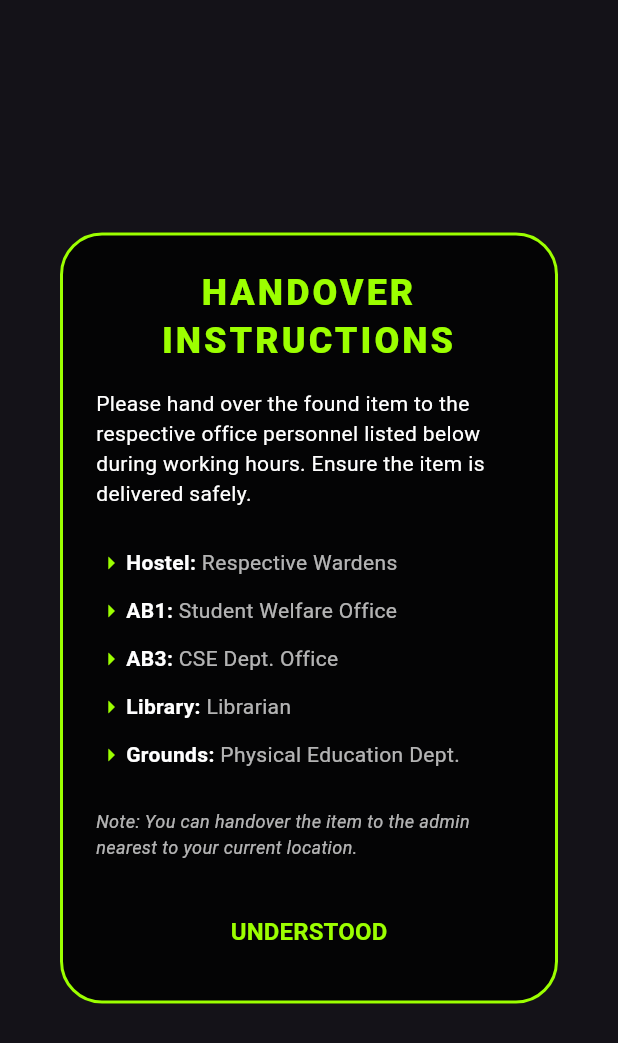
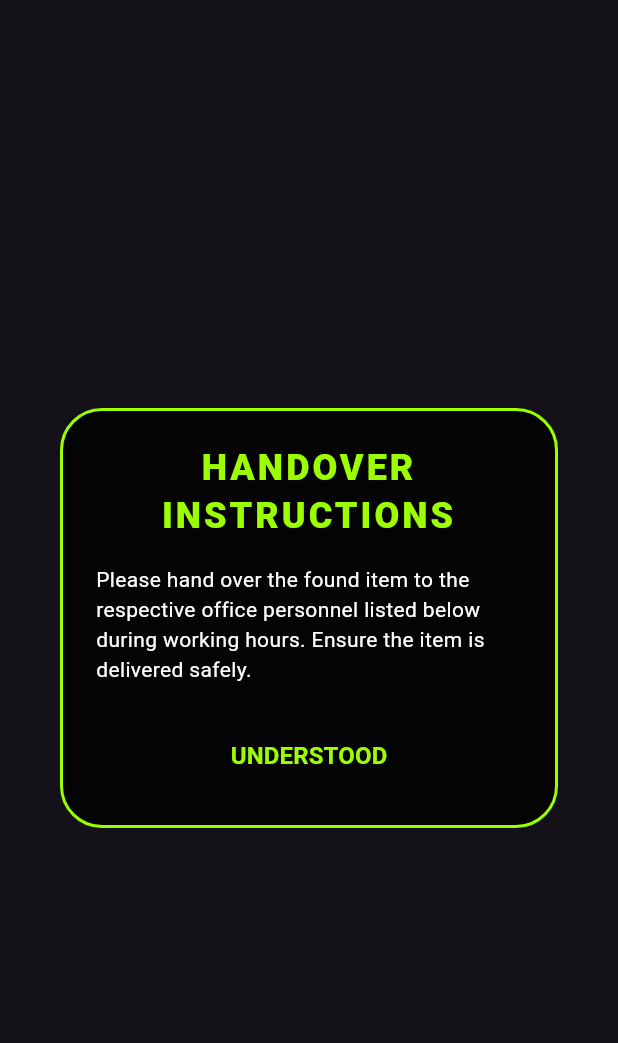
Before and after one commit to vijay-sb/UniFound-App, a Flutter app: the HandoverAlert widget shown alone on an empty page, opened directly, on a phone screen of 412 x 824 dp. Shown: the top 1043 px of the screen. Run offline on Flutter 3.47's test engine with Material 3 defaults, Android fonts, the light colour scheme and no system bars; our stand-ins replace flutter_secure_storage, geolocator, image_picker, supabase_flutter; missing offline and left inert: maps_toolkit; accounts and stored records are empty.

Commit message:
Handover alert

```diff
--- a/lib/widgets/handover_alert.dart
+++ b/lib/widgets/handover_alert.dart
@@ -33,17 +33,7 @@ class HandoverAlert extends StatelessWidget {
               "Please hand over the found item to the respective office personnel listed below during working hours. Ensure the item is delivered safely.",
               style: TextStyle(color: Colors.white, fontSize: 14, height: 1.4),
             ),
-            const SizedBox(height: 20),
-            _adminRow("Hostel", "Respective Wardens"),
-            _adminRow("AB1", "Student Welfare Office"),
-            _adminRow("AB3", "CSE Dept. Office"),
-            _adminRow("Library", "Librarian"),
-            _adminRow("Grounds", "Physical Education Dept."),
-            const SizedBox(height: 20),
-            const Text(
-              "Note: You can handover the item to the admin nearest to your current location.",
-              style: TextStyle(color: Colors.white70, fontSize: 12, fontStyle: FontStyle.italic),
-            ),
+
           ],
         ),
         actions: [
```
